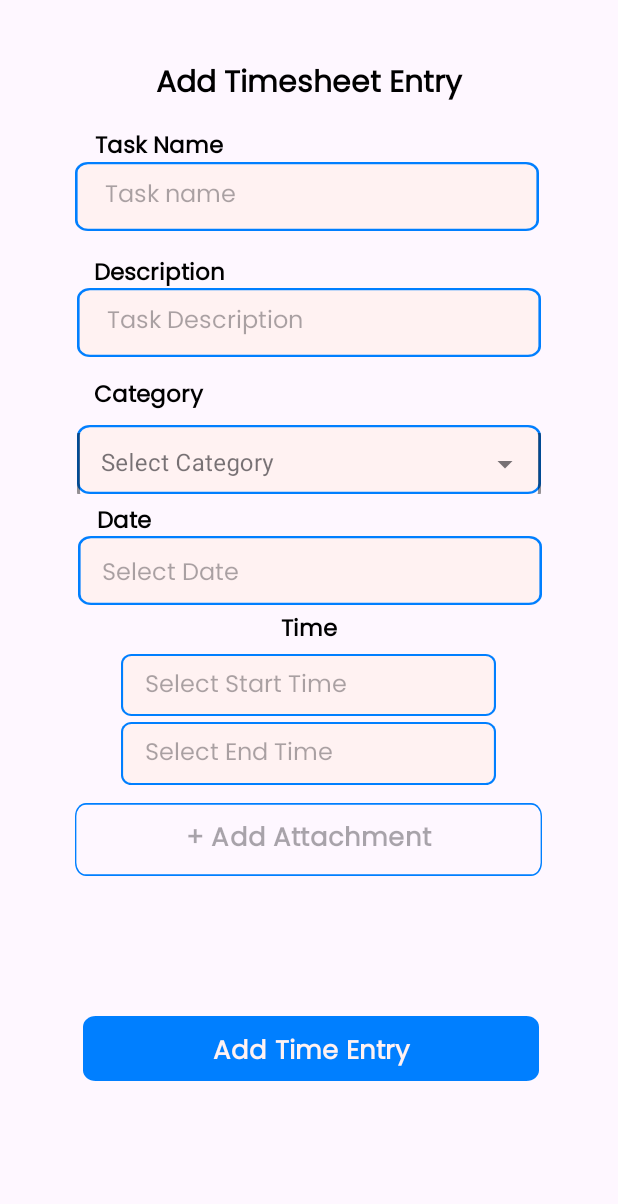
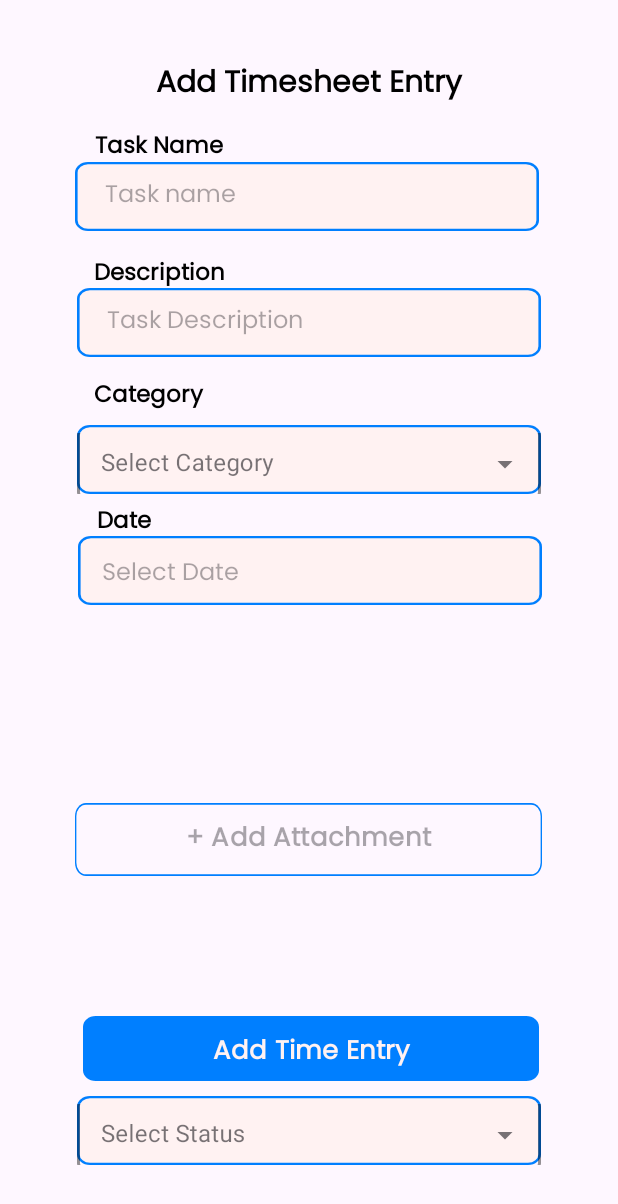
Before and after one commit to tronnyg/TurboTrack-OPSC7311POE, an Android app built with Jetpack Compose: the fragment FragmentTimesheetEntry shown on its own in the app's theme, after a tap on "Add Time Entry", on a phone screen of 412 x 824 dp. Shown: the top 1204 px of the screen. Run offline under Robolectric (Android 15) with nearby library versions, the phone set to English and light mode, and no system bars; our stand-ins replace Firebase (no records; nobody signed in at launch, a user with empty details on screens opened directly); 2 statements that could not run were skipped; 1 other tap on this screen came first.

Commit message:
- Made bitmap, startTime and endTime nullable - Added Task Status to Task.kt

```diff
--- a/app/src/main/java/com/yugen/opsc7311_poe/FragmentTimesheetEntry.kt
+++ b/app/src/main/java/com/yugen/opsc7311_poe/FragmentTimesheetEntry.kt
@@ -52,8 +52,9 @@ lateinit var taskName: String
 lateinit var taskDesc: String
 lateinit var category: String
 lateinit var dateString: String
-lateinit var startTime: String
-lateinit var endTime: String
+var startTime: String = ""
+var endTime: String = ""
+var duration = 0
 val DBHelper = DBHelper()
 /**
  * A simple [Fragment] subclass.
@@ -82,15 +83,18 @@ class FragmentTimesheetEntry : Fragment() {
         // Inflate the layout for this fragment
         val view = inflater.inflate(R.layout.fragment_timesheet_entry, container, false)
         val categories = UserHelper.categoryList
+        val taskStatus  = listOf("In Progress", "Completed")
         // Convert the list of Category objects to a list of category names
         val categoryNames = categories.map { it }
 
-        try {
-            val arrayAdapter = ArrayAdapter(requireContext(), android.R.layout.simple_dropdown_item_1line, categoryNames)
-            view.findViewById<AutoCompleteTextView>(R.id.autoCompleteTextView1).setAdapter(arrayAdapter)
-        } catch (e: Exception) {
-            Log.e("ArrayAdapter", "Error setting up ArrayAdapter: ${e.message}")
-        }
+        val arrayAdapterCategory = ArrayAdapter(requireContext(), android.R.layout.simple_dropdown_item_1line, categoryNames)
+        val arrayAdapterStatus = ArrayAdapter(requireContext(), android.R.layout.simple_dropdown_item_1line, taskStatus)
+        view.findViewById<AutoCompleteTextView>(R.id.selectCategory).setAdapter(arrayAdapterCategory)
+        view.findViewById<TextView>(R.id.btn_start_time).visibility = View.GONE
+        view.findViewById<TextView>(R.id.btn_end_time).visibility = View.GONE
+        view.findViewById<TextView>(R.id.lbl_time).visibility = View.GONE
+        val statusDropdown = view.findViewById<AutoCompleteTextView>(R.id.selectStatus)
+        statusDropdown.setAdapter(arrayAdapterStatus)
 
         // Find the button by its ID
         val addAttachmentButton = view.findViewById<Button>(R.id.button_add_attachment)
@@ -117,28 +121,55 @@ class FragmentTimesheetEntry : Fragment() {
             showDatePicker(btnSelectDate)
         }
 
+        statusDropdown.setOnItemClickListener { parent, _, position, _ ->
+            val selectedItem = parent.getItemAtPosition(position) as String
+            if (selectedItem == "Completed") {
+                view.findViewById<TextView>(R.id.btn_start_time).visibility = View.VISIBLE
+                view.findViewById<TextView>(R.id.btn_end_time).visibility = View.VISIBLE
+                view.findViewById<TextView>(R.id.lbl_time).visibility = View.VISIBLE
+            } else {
+                view.findViewById<TextView>(R.id.btn_start_time).visibility = View.GONE
+                view.findViewById<TextView>(R.id.btn_end_time).visibility = View.GONE
+                view.findViewById<TextView>(R.id.lbl_time).visibility = View.GONE
+            }
+        }
+
         btnAddTimeEntry.setOnClickListener {
 
             taskName = (view.findViewById<EditText>(R.id.input_task_name).text.toString())
             taskDesc = (view.findViewById<EditText>(R.id.input_description).text.toString())
-            category = (view.findViewById<EditText>(R.id.autoCompleteTextView1).text.toString())
+            category = (view.findViewById<EditText>(R.id.selectCategory).text.toString())
             dateString = (view.findViewById<TextView>(R.id.btn_select_date).text.toString())
-            startTime =(view.findViewById<TextView>(R.id.btn_start_time).text.toString())
-            endTime = (view.findViewById<TextView>(R.id.btn_end_time).text.toString())
+
+            try {
+                startTime =(view.findViewById<TextView>(R.id.btn_start_time).text.toString())
+                endTime = (view.findViewById<TextView>(R.id.btn_end_time).text.toString())
+                val timeFormatter = DateTimeFormatter.ofPattern("HH:mm")
+                duration = Duration.between(LocalTime.parse(startTime, timeFormatter), LocalTime.parse(endTime, timeFormatter)).toMinutes().toInt()
+            }
+            catch (e: Exception) { }
+
             val format = SimpleDateFormat("yyyy-MM-dd", Locale.getDefault())
             try {
                 val date: Date = format.parse(dateString) ?: Date()
-                val timeFormatter = DateTimeFormatter.ofPattern("HH:mm")
-                val duration = Duration.between(LocalTime.parse(startTime, timeFormatter), LocalTime.parse(endTime, timeFormatter)).toMinutes().toInt()
+
 
                 val imageView = view.findViewById<ImageView>(R.id.attached_image)
-                val bitmap = (imageView.drawable as BitmapDrawable).bitmap
-                val baos = ByteArrayOutputStream()
-                bitmap.compress(Bitmap.CompressFormat.JPEG, 100, baos)
-                val data = baos.toByteArray()
-                val base64Image: String = android.util.Base64.encodeToString(data, android.util.Base64.DEFAULT)
+                val drawable = imageView.drawable
+                val bitmap: Bitmap?
+                var base64Image: String = "none"
+                if (drawable != null) {
+                    bitmap = (imageView.drawable as BitmapDrawable).bitmap
+                    val baos = ByteArrayOutputStream()
+                    bitmap?.compress(Bitmap.CompressFormat.JPEG, 100, baos)
+                    val data = baos.toByteArray()
+                     base64Image = android.util.Base64.encodeToString(data, android.util.Base64.DEFAULT)
+                }
 
-                val tempTask = Task(taskName, taskDesc, category,date, startTime, endTime, base64Image, duration, false);
+                var completed = false
+                if (statusDropdown.text.toString() == "Completed"){completed = true }
+
+                val tempTask = Task(taskName, taskDesc, category,date, startTime, endTime, base64Image, duration, completed);
                 UserHelper.TaskList.add(tempTask)
             }
             catch (e: Exception) {
--- a/app/src/main/java/com/yugen/opsc7311_poe/objects/Task.kt
+++ b/app/src/main/java/com/yugen/opsc7311_poe/objects/Task.kt
@@ -10,9 +10,9 @@ data class Task(
     val taskDesc: String,
     val category: String,
     val date: Date,
-    val startTime: String,
-    val endTime: String,
-    val bitmapUrl: String,
+    val startTime: String?,
+    val endTime: String?,
+    val bitmapUrl: String?,
     val duration: Int,
     val completed: Boolean
 )
--- a/app/src/main/res/layout/fragment_timesheet_entry.xml
+++ b/app/src/main/res/layout/fragment_timesheet_entry.xml
@@ -1,10 +1,13 @@
 <?xml version="1.0" encoding="utf-8"?>
-<RelativeLayout xmlns:android="http://schemas.android.com/apk/res/android"
+<ScrollView xmlns:android="http://schemas.android.com/apk/res/android"
     xmlns:app="http://schemas.android.com/apk/res-auto"
     xmlns:tools="http://schemas.android.com/tools"
     android:layout_width="match_parent"
-    android:layout_height="match_parent">
+    android:layout_height="wrap_content">
 
+    <RelativeLayout
+        android:layout_width="match_parent"
+        android:layout_height="1000dp">
     <TextView
         android:id="@+id/lbl_add_timesheet"
         android:layout_width="300dp"
@@ -111,7 +114,7 @@
         tools:ignore="MissingConstraints">
 
         <AutoCompleteTextView
-            android:id="@+id/autoCompleteTextView1"
+            android:id="@+id/selectCategory"
             android:layout_width="match_parent"
             android:layout_height="46dp"
             android:layout_weight="1"
@@ -120,6 +123,28 @@
 
     </com.google.android.material.textfield.TextInputLayout>
 
+    <com.google.android.material.textfield.TextInputLayout
+        style="@style/Widget.MaterialComponents.TextInputLayout.OutlinedBox.Dense.ExposedDropdownMenu"
+        android:layout_width="309dp"
+        android:layout_height="46dp"
+        android:layout_below="@id/button_add_time_entry"
+        android:layout_marginStart="51dp"
+        android:layout_marginTop="10dp"
+        android:layout_marginEnd="32dp"
+        android:background="@drawable/input_box_vector"
+        app:boxStrokeColor="@color/turboBlue"
+        app:boxStrokeWidth="2dp"
+        tools:ignore="MissingConstraints">
+
+        <AutoCompleteTextView
+            android:id="@+id/selectStatus"
+            android:layout_width="match_parent"
+            android:layout_height="46dp"
+            android:layout_weight="1"
+            android:inputType="none"
+            android:hint="Select Status" />
+
+    </com.google.android.material.textfield.TextInputLayout>
 
     <TextView
         android:id="@+id/btn_select_date"
@@ -244,4 +269,6 @@
         android:textColor="@color/black"
         android:textSize="17dp"
         android:textStyle="bold" />
-</RelativeLayout>
+
+    </RelativeLayout>
+</ScrollView>
```
